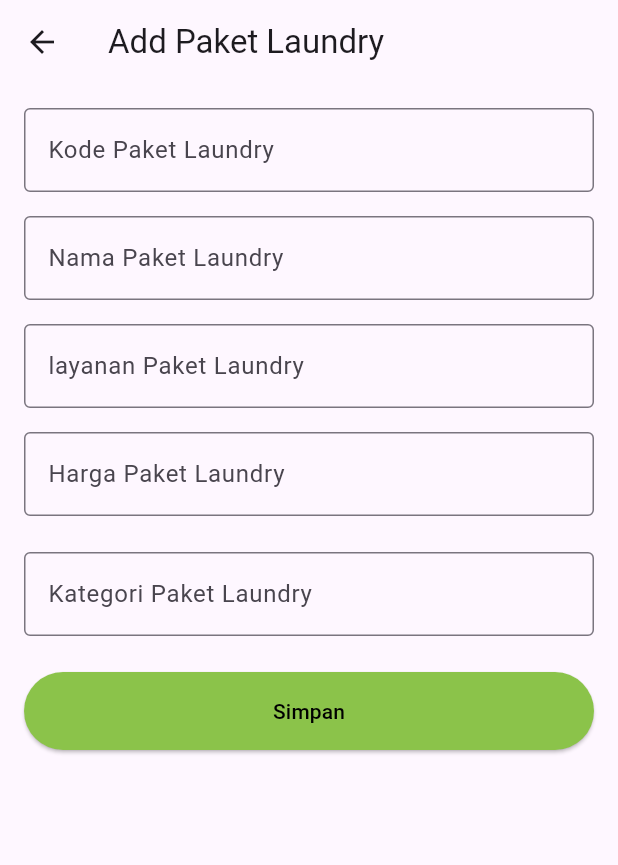
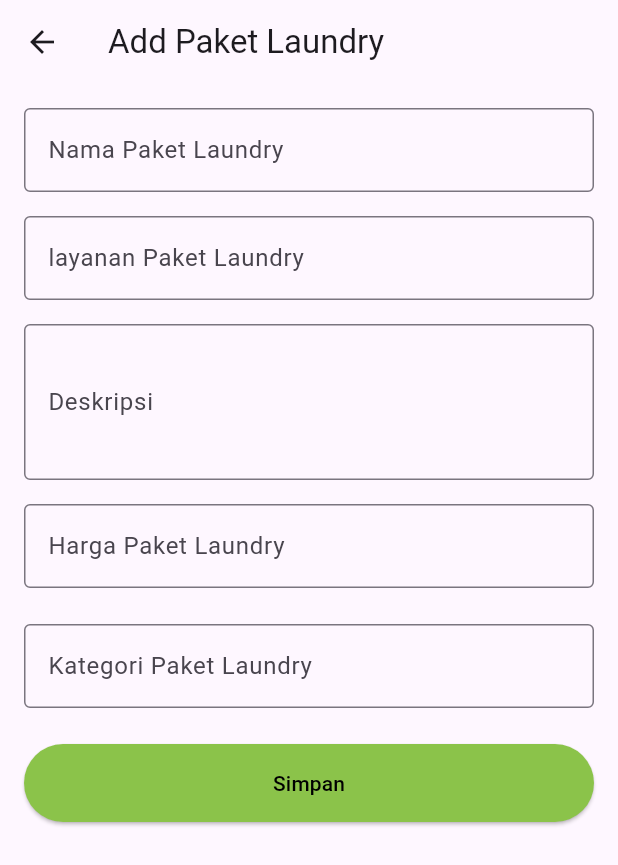
Before and after one commit to Nexuss-void/sistem_laundry, a Flutter app: the screen it shows after launch, after a tap on the "add" icon, on a phone screen of 412 x 824 dp. Shown: the top 865 px of the screen. Run offline on Flutter 3.47's test engine with Material 3 defaults, Android fonts, the phone set to English and light mode, and no system bars; our stand-ins replace bloc, dio, flutter_bloc; network calls fail.

Commit message:
second commit

```diff
--- a/lib/bloc/create&update/add_paket_laundry_bloc.dart
+++ b/lib/bloc/create&update/add_paket_laundry_bloc.dart
@@ -19,14 +19,14 @@ class AddPaketLaundryBloc
     on<UpdatePaketLaundryPressed>(_onUpdatePaketLaundryPressed);
   }
 
-  Future<void> _onAddPaketLaundryPressed(
+  FutureOr<void> _onAddPaketLaundryPressed(
     AddPaketLaundryPressed event,
     Emitter<AddPaketLaundryState> emit,
   ) async {
     final params = PaketLaundryParam(
       id: event.paketLaundryParam.id,
-      kode_paket: event.paketLaundryParam.kode_paket,
       nama_paket: event.paketLaundryParam.nama_paket,
+      deskripsi: event.paketLaundryParam.deskripsi,
       layanan: event.paketLaundryParam.layanan,
       harga: event.paketLaundryParam.harga,
       kategori: event.paketLaundryParam.kategori,
@@ -42,14 +42,14 @@ class AddPaketLaundryBloc
     }
   }
 
-  Future<void> _onUpdatePaketLaundryPressed(
+  FutureOr<void> _onUpdatePaketLaundryPressed(
     UpdatePaketLaundryPressed event,
     Emitter<AddPaketLaundryState> emit,
   ) async {
     final params = PaketLaundryParam(
       id: event.paketLaundryParam.id,
-      kode_paket: event.paketLaundryParam.kode_paket,
       nama_paket: event.paketLaundryParam.nama_paket,
+      deskripsi: event.paketLaundryParam.deskripsi,
       layanan: event.paketLaundryParam.layanan,
       harga: event.paketLaundryParam.harga,
       kategori: event.paketLaundryParam.kategori,
--- a/lib/bloc/get_paket_laundry_bloc.dart
+++ b/lib/bloc/get_paket_laundry_bloc.dart
@@ -15,6 +15,7 @@ class GetPaketLaundryBloc
 
   GetPaketLaundryBloc() : super(GetPaketLaundryInitial()) {
     on<PaketLaundryFetched>(_onLaundryFetched);
+    on<PaketLaundrySearch>(_onLaundrySearch);
   }
 
   Future<void> _onLaundryFetched(
@@ -29,4 +30,17 @@ class GetPaketLaundryBloc
       emit(GetPaketLaundryError(message: e.toString()));
     }
   }
+
+  FutureOr<void> _onLaundrySearch(
+    PaketLaundrySearch event,
+    Emitter<GetPaketLaundryState> emit,
+  ) async {
+    emit(GetPaketLaundryLoading());
+    try {
+      final result = await paketLaundryRepo.searchPaketLaundry(event.keyword);
+      emit(GetPaketLaundryLoaded(listPaketLaundry: result));
+    } catch (e) {
+      emit(GetPaketLaundryError(message: e.toString()));
+    }
+  }
 }
--- a/lib/bloc/get_paket_laundry_event.dart
+++ b/lib/bloc/get_paket_laundry_event.dart
@@ -4,3 +4,9 @@ part of 'get_paket_laundry_bloc.dart';
 sealed class GetPaketLaundryEvent {}
 
 final class PaketLaundryFetched extends GetPaketLaundryEvent {}
+
+final class PaketLaundrySearch extends GetPaketLaundryEvent {
+  final String keyword;
+
+  PaketLaundrySearch({required this.keyword});
+}
--- a/lib/core/api_client.dart
+++ b/lib/core/api_client.dart
@@ -6,7 +6,7 @@ abstract class ApiClient {
   ApiClient() {
     _dio.options.headers['content-type'] = 'application/json';
     _dio.options.baseUrl =
-        'https://laundryabchosting-production-6f22.up.railway.app/api/';
+        'https://laundryabchosting-production-1821.up.railway.app/api/';
   }
   Dio get dio => _dio;
 }
--- a/lib/models/paket_laundry_model.dart
+++ b/lib/models/paket_laundry_model.dart
@@ -1,15 +1,15 @@
 class PaketLaundryModel {
   final int? id;
-  final String? kode_paket;
   final String? nama_paket;
+  final String? deskripsi;
   final String? layanan;
   final int? harga;
-  final int? kategori;
+  final int? kategori; // id kategori
 
   PaketLaundryModel({
     required this.id,
-    required this.kode_paket,
     required this.nama_paket,
+    required this.deskripsi,
     required this.layanan,
     required this.harga,
     required this.kategori,
@@ -18,11 +18,11 @@ class PaketLaundryModel {
   factory PaketLaundryModel.fromJson(Map<String, dynamic> json) {
     return PaketLaundryModel(
       id: json['id'],
-      kode_paket: json['kode_paket'],
       nama_paket: json['nama_paket'],
+      deskripsi: json['deskripsi'],
       layanan: json['layanan'],
       harga: json['harga'],
-      kategori: json['kategori'],
+      kategori: json['kategori'], // ini ID kategori
     );
   }
 }
--- a/lib/param/paket_laundry_param.dart
+++ b/lib/param/paket_laundry_param.dart
@@ -1,15 +1,15 @@
 class PaketLaundryParam {
   final int? id;
-  final String? kode_paket;
   final String? nama_paket;
+  final String? deskripsi;
   final String? layanan;
   final int? harga;
   final int? kategori;
 
   PaketLaundryParam({
     this.id,
-    this.kode_paket,
     this.nama_paket,
+    this.deskripsi,
     this.layanan,
     this.harga,
     this.kategori,
@@ -17,11 +17,11 @@ class PaketLaundryParam {
 
   Map<String, dynamic> toJson() {
     return {
-      'kode_paket': kode_paket,
       'nama_paket': nama_paket,
+      'deskripsi': deskripsi,
       'layanan': layanan,
       'harga': harga,
-      'kategori': kategori,
+      'kategori': kategori, // kirim ID kategori
     };
   }
 }
--- a/lib/ui/get_paket_laundryabc_page.dart
+++ b/lib/ui/get_paket_laundryabc_page.dart
@@ -5,57 +5,99 @@ import 'package:sistem_laundryabc/models/paket_laundry_model.dart';
 import 'package:flutter_bloc/flutter_bloc.dart';
 import 'package:sistem_laundryabc/ui/paket_laundry_formpage.dart';
 
-class GetPaketLaundryabcPage extends StatelessWidget {
+class GetPaketLaundryabcPage extends StatefulWidget {
   const GetPaketLaundryabcPage({super.key});
+
+  @override
+  State<GetPaketLaundryabcPage> createState() => _GetPaketLaundryabcPageState();
+}
+
+class _GetPaketLaundryabcPageState extends State<GetPaketLaundryabcPage> {
+  final TextEditingController _searchController = TextEditingController();
+
+  @override
+  void initState() {
+    super.initState();
+    context.read<GetPaketLaundryBloc>().add(PaketLaundryFetched());
+  }
 
   @override
   Widget build(BuildContext context) {
     return Scaffold(
-      appBar: AppBar(title: Text('Paket Laundry')),
-      body: BlocBuilder<GetPaketLaundryBloc, GetPaketLaundryState>(
+      appBar: AppBar(title: const Text('Paket Laundry')),
+      body: Column(
+        children: [
+          Padding(
+            padding: const EdgeInsets.all(8.0),
+            child: TextField(
+              controller: _searchController,
+              onChanged: (value) {
+                context.read<GetPaketLaundryBloc>().add(
+                  PaketLaundrySearch(keyword: value),
+                );
+              },
+              decoration: const InputDecoration(
+                labelText: 'Cari Paket Laundry',
+                border: OutlineInputBorder(),
+                prefixIcon: Icon(Icons.search),
+              ),
+            ),
+          ),
+          Expanded(
+            child: BlocBuilder<GetPaketLaundryBloc, GetPaketLaundryState>(
               builder: (context, state) {
                 return switch (state) {
-            GetPaketLaundryInitial() || GetPaketLaundryLoading() => Center(
-              child: CircularProgressIndicator(),
-            ),
-            // TODO: Handle this case.
+                  GetPaketLaundryInitial() || GetPaketLaundryLoading() =>
+                    const Center(child: CircularProgressIndicator()),
+
                   GetPaketLaundryLoaded(listPaketLaundry: var data)
                       when data.isNotEmpty =>
                     ListView.builder(
-                itemCount: state.listPaketLaundry.length,
+                      itemCount: data.length,
                       itemBuilder: (_, index) {
-                  PaketLaundryModel paketLaundryModel =
-                      state.listPaketLaundry[index];
+                        final paket = data[index];
                         return ListTile(
+                          title: Text(paket.nama_paket!),
+                          subtitle: Column(
+                            crossAxisAlignment: CrossAxisAlignment.start,
+                            children: [
+                              Text('Layanan: ${paket.layanan}'),
+                              Text('Harga: ${paket.harga}'),
+                            ],
+                          ),
                           onTap: () {
-                      debugPrint('Item:${paketLaundryModel.nama_paket}');
                             Navigator.push(
                               context,
                               MaterialPageRoute(
                                 builder: (_) => PaketLaundryFormpage(
-                            paketLaundryModel: paketLaundryModel,
+                                  paketLaundryModel: paket,
                                 ),
                               ),
                             ).then(
-                        (value) => context.read<GetPaketLaundryBloc>().add(
-                          PaketLaundryFetched(),
-                        ),
+                              (value) => context
+                                  .read<GetPaketLaundryBloc>()
+                                  .add(PaketLaundryFetched()),
                             );
                           },
-                    title: Text(paketLaundryModel.nama_paket.toString()),
-                    subtitle: Text(
-                      'Kode: ${paketLaundryModel.kode_paket.toString()} ',
-                    ),
                         );
                       },
                     ),
-            // TODO: Handle this case.
-            GetPaketLaundryError() => Center(child: Text(state.message)),
-            // TODO: Handle this case.
-            GetPaketLaundryLoaded() => Center(child: Text('data tidak ada')),
+
+                  GetPaketLaundryLoaded() => const Center(
+                    child: Text('Data tidak ditemukan'),
+                  ),
+
+                  GetPaketLaundryError(message: var msg) => Center(
+                    child: Text(msg),
+                  ),
                 };
               },
             ),
+          ),
+        ],
+      ),
+
+      // ✅ FloatingActionButton ditambahkan di sini
       floatingActionButton: FloatingActionButton(
         onPressed: () {
           Navigator.push(
@@ -71,7 +113,7 @@ class GetPaketLaundryabcPage extends StatelessWidget {
                 context.read<GetPaketLaundryBloc>().add(PaketLaundryFetched()),
           );
         },
-        child: Icon(Icons.add),
+        child: const Icon(Icons.add),
       ),
     );
   }
--- a/lib/ui/paket_laundry_formpage.dart
+++ b/lib/ui/paket_laundry_formpage.dart
@@ -14,8 +14,8 @@ class PaketLaundryFormpage extends StatefulWidget {
 }
 
 class _PaketLaundryFormpageState extends State<PaketLaundryFormpage> {
-  final TextEditingController tecCodePaket = TextEditingController();
   final TextEditingController tecNamePaket = TextEditingController();
+  final TextEditingController tecDeskripsi = TextEditingController();
   final TextEditingController tecService = TextEditingController();
   final TextEditingController tecPrice = TextEditingController();
   final TextEditingController tecCategory = TextEditingController();
@@ -25,8 +25,8 @@ class _PaketLaundryFormpageState extends State<PaketLaundryFormpage> {
   @override
   void initState() {
     if (widget.paketLaundryModel != null) {
-      tecCodePaket.text = widget.paketLaundryModel!.kode_paket!;
       tecNamePaket.text = widget.paketLaundryModel!.nama_paket!;
+      tecDeskripsi.text = widget.paketLaundryModel!.deskripsi!;
       tecService.text = widget.paketLaundryModel!.layanan!;
       tecPrice.text = widget.paketLaundryModel!.harga!.toString();
       tecCategory.text = widget.paketLaundryModel!.kategori!.toString();
@@ -38,8 +38,8 @@ class _PaketLaundryFormpageState extends State<PaketLaundryFormpage> {
 
   @override
   void emptyForm() {
-    tecCodePaket.text = '';
     tecNamePaket.text = '';
+    tecDeskripsi.text = '';
     tecService.text = '';
     tecPrice.text = '';
   }
@@ -62,22 +62,6 @@ class _PaketLaundryFormpageState extends State<PaketLaundryFormpage> {
             key: globalKey,
             child: Column(
               children: [
-                //input kode paket
-                TextFormField(
-                  controller: tecCodePaket,
-                  decoration: InputDecoration(
-                    labelText: 'Kode Paket Laundry',
-                    border: OutlineInputBorder(),
-                  ),
-                  validator: (value) {
-                    if (value == null || value.isEmpty) {
-                      return 'Kode paket laundry wajib diisi';
-                    }
-                    return null;
-                  },
-                ),
-                SizedBox(height: 16),
-
                 //input nama paket
                 TextFormField(
                   controller: tecNamePaket,
@@ -107,6 +91,20 @@ class _PaketLaundryFormpageState extends State<PaketLaundryFormpage> {
                     }
                     return null;
                   },
+                ),
+                SizedBox(height: 16),
+
+                // Deskripsi Paket
+                TextFormField(
+                  controller: tecDeskripsi,
+                  maxLines: 3,
+                  decoration: InputDecoration(
+                    labelText: 'Deskripsi',
+                    border: OutlineInputBorder(),
+                  ),
+                  validator: (value) => value == null || value.isEmpty
+                      ? 'Deskripsi Wajib diisi'
+                      : null,
                 ),
                 SizedBox(height: 16),
 
@@ -184,8 +182,8 @@ class _PaketLaundryFormpageState extends State<PaketLaundryFormpage> {
                               var params = PaketLaundryParam(
                                 id: widget.paketLaundryModel?.id,
                                 // null jika post
-                                kode_paket: tecCodePaket.text,
                                 nama_paket: tecNamePaket.text,
+                                deskripsi: tecDeskripsi.text,
                                 layanan: tecService.text,
                                 harga: int.parse(tecPrice.text),
                                 kategori: int.parse(tecCategory.text),
```
Also changed, not shown: lib/repo/paket_laundry_repo.dart (+16 -0 lines). Lines whose indentation alone changed are shown as unchanged.
